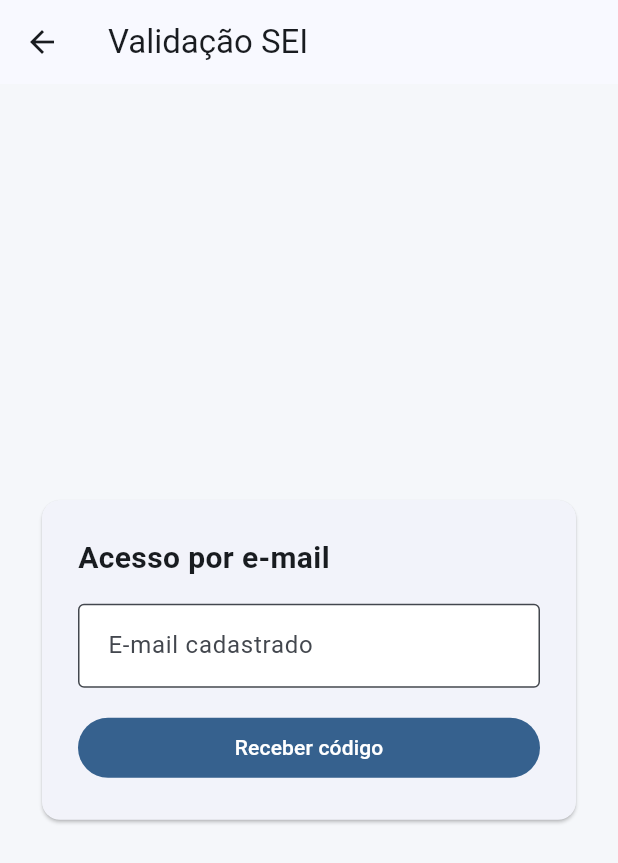
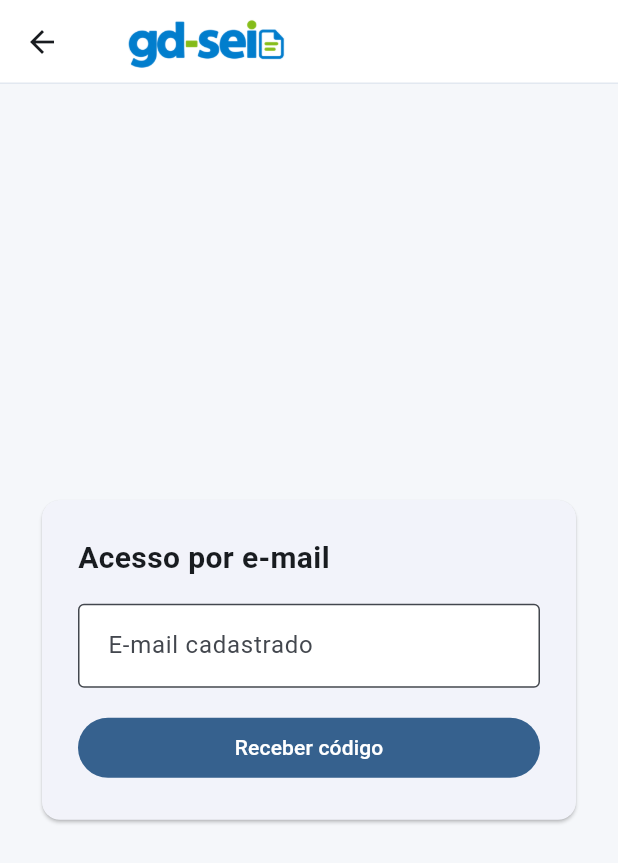
Before and after one commit to pedrogomes-dev/gd-sei, a Flutter app: the screen it shows after launch, on a phone screen of 412 x 824 dp. Shown: the top 863 px of the screen. Run offline on Flutter 3.47's test engine with Material 3 defaults, Android fonts, the phone set to English and light mode, and no system bars.

Commit message:
alterada tela de login

```diff
--- a/frontend/lib/screens/login_screen.dart
+++ b/frontend/lib/screens/login_screen.dart
@@ -160,7 +160,21 @@ class _LoginScreenState extends State<LoginScreen> {
   @override
   Widget build(BuildContext context) {
     return Scaffold(
-      appBar: AppBar(title: const Text('Validação SEI')),
+      appBar: AppBar(title: TextButton(
+    onPressed: () => {},
+    child: Image.asset(
+      'assets/images/logo.png',
+      height: 36,
+      fit: BoxFit.contain,
+      semanticLabel: 'Abrir Início',
+    ),
+  ),
+  //automaticallyImplyLeading: !wide,
+  backgroundColor: Colors.white,
+  surfaceTintColor: Colors.transparent,
+  shape: const Border(
+    bottom: BorderSide(color: Color(0xffe2e8f0)),
+  ),),
       body: Center(
         child: SingleChildScrollView(
           padding: const EdgeInsets.all(24),
```
